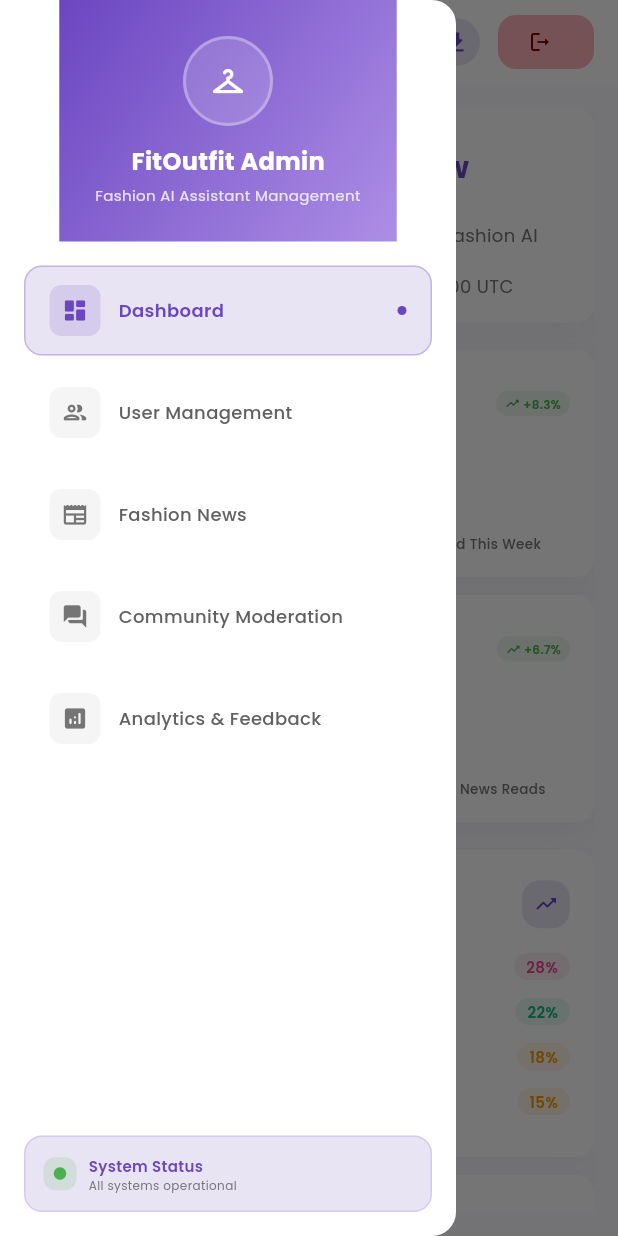
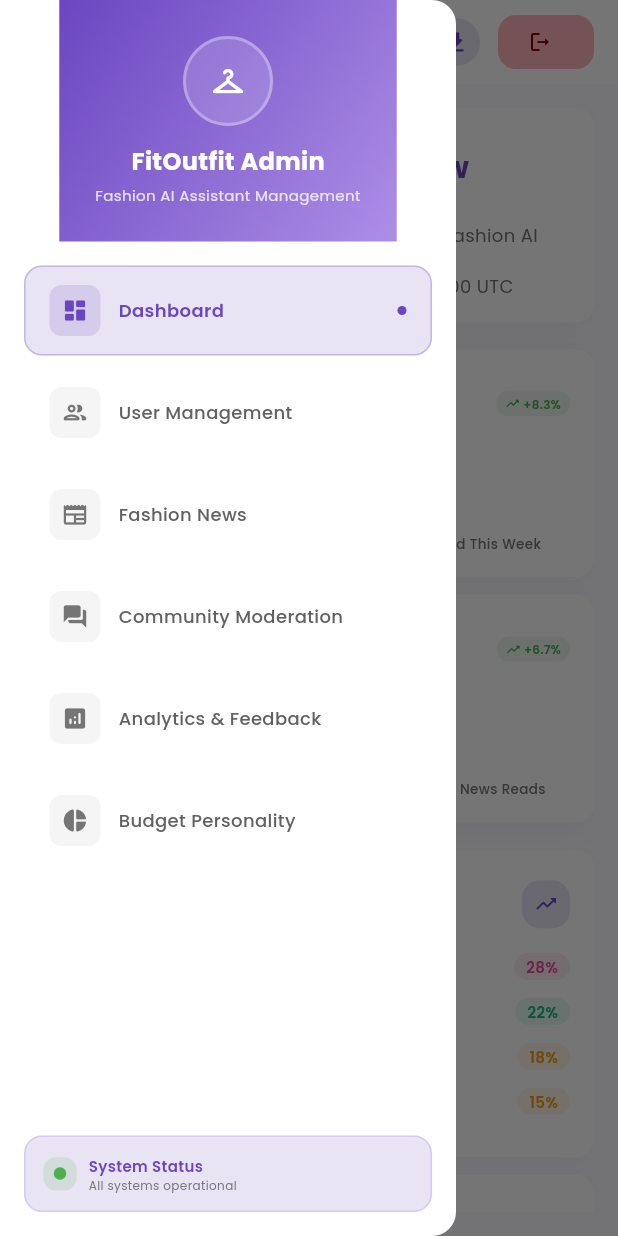
Before and after one commit to aviitfbrsyh/FitOutfit, a Flutter app: the AdminHomePage screen opened directly, with the side drawer open, on a phone screen of 412 x 824 dp. Run offline on Flutter 3.47's test engine with Material 3 defaults, Android fonts, the phone set to English and light mode, and no system bars; our stand-ins replace cached_network_image, cloud_firestore, csv, firebase_auth, firebase_core, firebase_storage and 8 more; accounts and stored records are empty.

Commit message:
Update home_page_admin.dart

```diff
--- a/FitOutfit/lib/pages/admin/home_page_admin.dart
+++ b/FitOutfit/lib/pages/admin/home_page_admin.dart
@@ -15,6 +15,7 @@ import 'sections/analytic_fb.dart';
 import 'sections/user_management_section.dart';
 import 'debug_firebase_page.dart';
 import '../../services/admin_data_service.dart';
+import 'sections/budget_personality_section.dart';
 
 class AdminHomePage extends StatefulWidget {
   const AdminHomePage({super.key});
@@ -398,6 +399,11 @@ class _AdminHomePageState extends State<AdminHomePage>
         'title': 'Analytics & Feedback',
         'index': 4,
       },
+        {
+    'icon': Icons.pie_chart_rounded,
+    'title': 'Budget Personality',
+    'index': 5,
+  },
     ];
 
     return Column(
@@ -614,10 +620,12 @@ class _AdminHomePageState extends State<AdminHomePage>
         return CommunityModerationSection.buildCommunityModeration(context);
       case 4:
         return AnalyticsFeedbackSection.buildAnalyticsAndFeedback(context);
-      default:
-        return _buildDashboard();
-    }
-  }
+    case 5:
+      return const BudgetPersonalitySection();
+    default:
+      return _buildDashboard();
+  }
+}
 
   Widget _buildDashboard() {
     return SingleChildScrollView(
```
